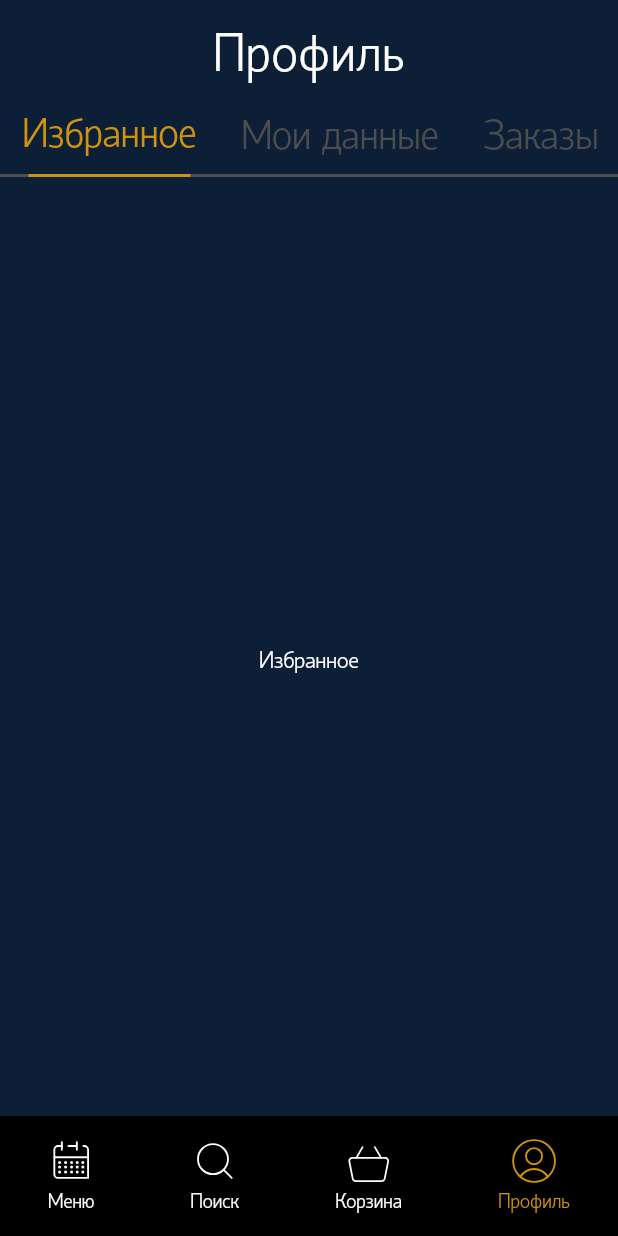
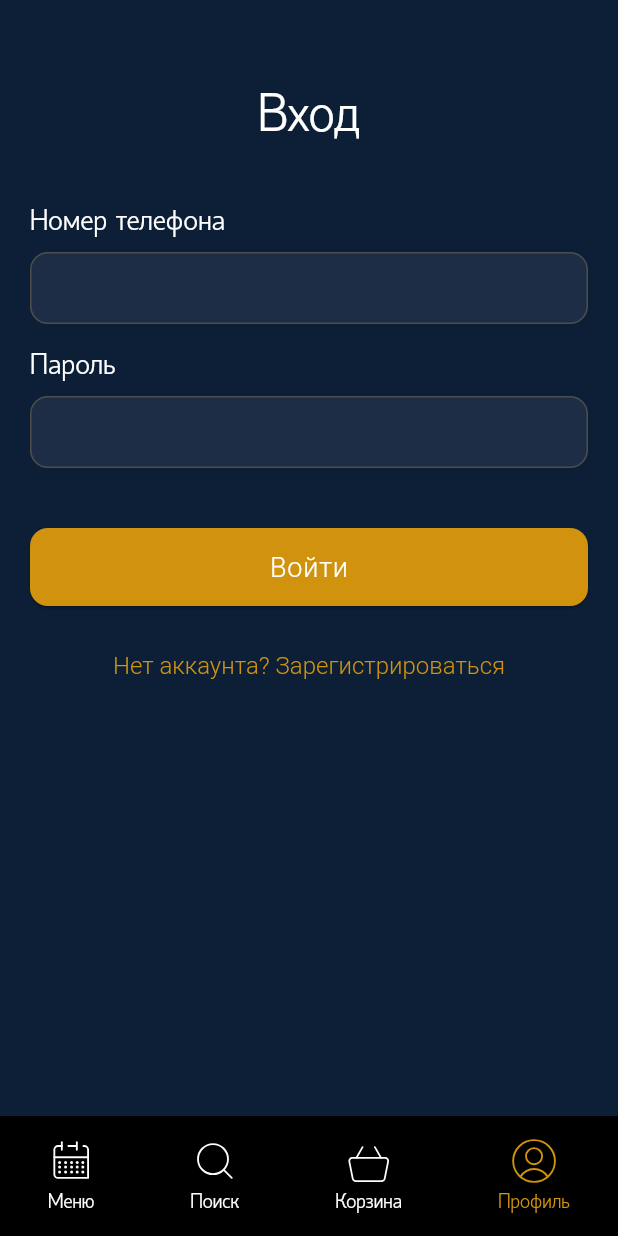
Before and after one commit to Lao-prince/sushi, a Flutter app: the screen it shows after launch, item 4 of the bottom bar chosen, on a phone screen of 412 x 824 dp. Run offline on Flutter 3.47's test engine with Material 3 defaults, Android fonts, the phone set to English and light mode, and no system bars; our stand-ins replace cached_network_image, flutter_svg, shared_preferences; network calls fail.

Commit message:
мелкие доработки

```diff
--- a/lib/main.dart
+++ b/lib/main.dart
@@ -9,6 +9,7 @@ import 'style/styles.dart'; // Файл со стилями текста
 import 'package:provider/provider.dart';
 import 'services/menu_provider.dart';
 import 'services/cart_provider.dart';
+import 'services/auth_provider.dart';
 
 void main() {
   WidgetsFlutterBinding.ensureInitialized();
@@ -19,6 +20,7 @@ void main() {
   runApp(
     MultiProvider(
       providers: [
+        ChangeNotifierProvider(create: (_) => AuthProvider()),
         ChangeNotifierProvider(create: (_) => CartProvider()),
         ChangeNotifierProvider(create: (_) => MenuProvider()),
       ],
--- /dev/null
+++ b/lib/pages/auth_page.dart
@@ -0,0 +1,214 @@
+import 'package:flutter/material.dart';
+import 'package:provider/provider.dart';
+import '../services/auth_provider.dart';
+import '../style/styles.dart';
+
+class AuthPage extends StatefulWidget {
+  const AuthPage({Key? key}) : super(key: key);
+
+  @override
+  _AuthPageState createState() => _AuthPageState();
+}
+
+class _AuthPageState extends State<AuthPage> {
+  bool _isLogin = true;
+  final _formKey = GlobalKey<FormState>();
+  final _phoneController = TextEditingController();
+  final _passwordController = TextEditingController();
+  final _nameController = TextEditingController();
+  bool _isLoading = false;
+
+  @override
+  void dispose() {
+    _phoneController.dispose();
+    _passwordController.dispose();
+    _nameController.dispose();
+    super.dispose();
+  }
+
+  Future<void> _submitForm() async {
+    if (_formKey.currentState!.validate()) {
+      setState(() => _isLoading = true);
+
+      final authProvider = Provider.of<AuthProvider>(context, listen: false);
+      bool success;
+
+      if (_isLogin) {
+        success = await authProvider.login(
+          _phoneController.text,
+          _passwordController.text,
+        );
+      } else {
+        success = await authProvider.register(
+          _phoneController.text,
+          _passwordController.text,
+          _nameController.text,
+        );
+      }
+
+      setState(() => _isLoading = false);
+
+      if (success) {
+        Navigator.pop(context);
+      } else {
+        ScaffoldMessenger.of(context).showSnackBar(
+          const SnackBar(
+            content: Text('Ошибка авторизации. Проверьте данные и попробуйте снова.'),
+            backgroundColor: Color(0xFFEB8B8D),
+          ),
+        );
+      }
+    }
+  }
+
+  Widget _buildInputField({
+    required String label,
+    required TextEditingController controller,
+    bool obscureText = false,
+    String? Function(String?)? validator,
+  }) {
+    return Column(
+      crossAxisAlignment: CrossAxisAlignment.start,
+      children: [
+        Text(label, style: AppTextStyles.Title.copyWith(color: Colors.white)),
+        const SizedBox(height: 8),
+        TextFormField(
+          controller: controller,
+          obscureText: obscureText,
+          style: AppTextStyles.Body.copyWith(color: Colors.white),
+          decoration: InputDecoration(
+            filled: true,
+            fillColor: const Color(0xFF1C2D45),
+            border: OutlineInputBorder(
+              borderRadius: BorderRadius.circular(12),
+              borderSide: const BorderSide(color: Color(0xFF4D4D4D)),
+            ),
+            enabledBorder: OutlineInputBorder(
+              borderRadius: BorderRadius.circular(12),
+              borderSide: const BorderSide(color: Color(0xFF4D4D4D)),
+            ),
+            focusedBorder: OutlineInputBorder(
+              borderRadius: BorderRadius.circular(12),
+              borderSide: const BorderSide(color: Color(0xFFD1930D)),
+            ),
+            errorBorder: OutlineInputBorder(
+              borderRadius: BorderRadius.circular(12),
+              borderSide: const BorderSide(color: Color(0xFFEB8B8D)),
+            ),
+            focusedErrorBorder: OutlineInputBorder(
+              borderRadius: BorderRadius.circular(12),
+              borderSide: const BorderSide(color: Color(0xFFEB8B8D)),
+            ),
+          ),
+          validator: validator,
+        ),
+        const SizedBox(height: 16),
+      ],
+    );
+  }
+
+  @override
+  Widget build(BuildContext context) {
+    return Scaffold(
+      body: SafeArea(
+        child: SingleChildScrollView(
+          padding: const EdgeInsets.all(20),
+          child: Form(
+            key: _formKey,
+            child: Column(
+              crossAxisAlignment: CrossAxisAlignment.start,
+              children: [
+                const SizedBox(height: 40),
+                Center(
+                  child: Text(
+                    _isLogin ? 'Вход' : 'Регистрация',
+                    style: AppTextStyles.H1.copyWith(color: Colors.white),
+                  ),
+                ),
+                const SizedBox(height: 40),
+                _buildInputField(
+                  label: 'Номер телефона',
+                  controller: _phoneController,
+                  validator: (value) {
+                    if (value == null || value.isEmpty) {
+                      return 'Введите номер телефона';
+                    }
+                    if (!RegExp(r'^\+?[0-9]{10,12}$').hasMatch(value.replaceAll(RegExp(r'[^\d]'), ''))) {
+                      return 'Введите корректный номер телефона';
+                    }
+                    return null;
+                  },
+                ),
+                if (!_isLogin) ...[
+                  _buildInputField(
+                    label: 'Имя',
+                    controller: _nameController,
+                    validator: (value) {
+                      if (value == null || value.isEmpty) {
+                        return 'Введите ваше имя';
+                      }
+                      return null;
+                    },
+                  ),
+                ],
+                _buildInputField(
+                  label: 'Пароль',
+                  controller: _passwordController,
+                  obscureText: true,
+                  validator: (value) {
+                    if (value == null || value.isEmpty) {
+                      return 'Введите пароль';
+                    }
+                    if (value.length < 6) {
+                      return 'Пароль должен содержать минимум 6 символов';
+                    }
+                    return null;
+                  },
+                ),
+                const SizedBox(height: 24),
+                SizedBox(
+                  width: double.infinity,
+                  height: 52,
+                  child: ElevatedButton(
+                    onPressed: _isLoading ? null : _submitForm,
+                    style: ElevatedButton.styleFrom(
+                      backgroundColor: const Color(0xFFD1930D),
+                      shape: RoundedRectangleBorder(
+                        borderRadius: BorderRadius.circular(12),
+                      ),
+                    ),
+                    child: _isLoading
+                        ? const CircularProgressIndicator(color: Colors.white)
+                        : Text(
+                            _isLogin ? 'Войти' : 'Зарегистрироваться',
+                            style: AppTextStyles.Subtitle.copyWith(color: Colors.white),
+                          ),
+                  ),
+                ),
+                const SizedBox(height: 16),
+                Center(
+                  child: TextButton(
+                    onPressed: () {
+                      setState(() {
+                        _isLogin = !_isLogin;
+                        _formKey.currentState?.reset();
+                      });
+                    },
+                    child: Text(
+                      _isLogin
+                          ? 'Нет аккаунта? Зарегистрироваться'
+                          : 'Уже есть аккаунт? Войти',
+                      style: AppTextStyles.Body.copyWith(
+                        color: const Color(0xFFD1930D),
+                      ),
+                    ),
+                  ),
+                ),
+              ],
+            ),
+          ),
+        ),
+      ),
+    );
+  }
+}
--- a/pubspec.yaml
+++ b/pubspec.yaml
@@ -33,6 +33,7 @@ dependencies:
   provider: ^6.1.2
   flutter_svg: ^2.0.5
   cached_network_image: ^3.4.1
+  shared_preferences: ^2.2.2
   flutter:
     sdk: flutter
   flutter_localizations:
```
Also changed, not shown: lib/pages/profile_page.dart (+28 -12 lines), lib/services/auth_provider.dart (added, +74 -0 lines), pubspec.lock.
